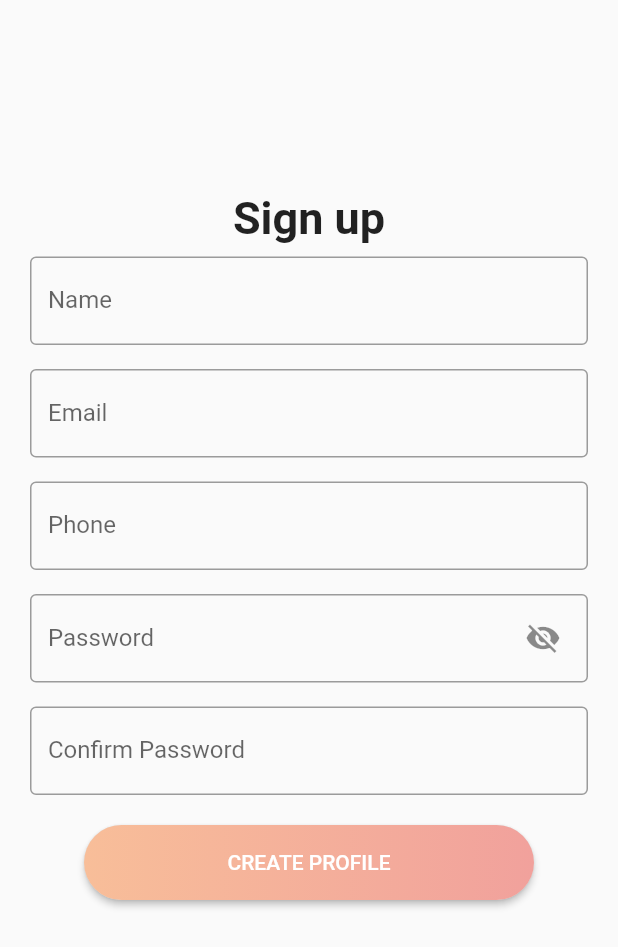
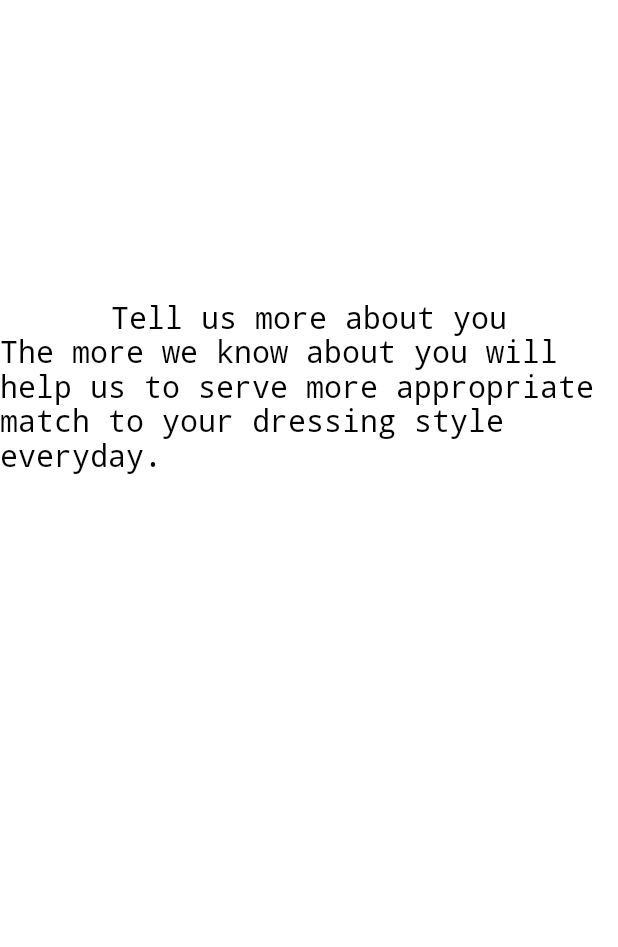
Before and after one commit to MuhammadSaadQadeer/Wardrobe, a Flutter app: the screen it shows after launch, on a phone screen of 412 x 824 dp. Shown: the top 947 px of the screen. Run offline on Flutter 3.47's test engine with Material 2 defaults, Android fonts, the phone set to English and light mode, and no system bars.

Commit message:
wip: implement screen learn more about customer

```diff
--- a/lib/main.dart
+++ b/lib/main.dart
@@ -1,7 +1,5 @@
 import 'package:flutter/material.dart';
-import 'package:wardrobe/screens/landing.dart';
-import 'package:wardrobe/screens/signup.dart';
-import './screens/splash.dart';
+import 'package:wardrobe/screens/more-info.dart';
 
 void main() => runApp(MyApp());
 
@@ -23,7 +21,7 @@ class MyApp extends StatelessWidget {
         // is not restarted.
         primarySwatch: Colors.blue,
       ),
-      home: SignUp(),
+      home: MoreInfo(),
     );
   }
 }
--- /dev/null
+++ b/lib/screens/more-info.dart
@@ -0,0 +1,42 @@
+import 'package:flutter/material.dart';
+
+class MoreInfo extends StatelessWidget {
+  @override
+  Widget build(BuildContext context) {
+    return Center(
+        child: Container(
+            color: Colors.white,
+            child: Container(
+                child: Column(
+                    mainAxisAlignment: MainAxisAlignment.start,
+                    crossAxisAlignment: CrossAxisAlignment.stretch,
+                    children: [
+                  Center(
+                      child: Column(
+                    children: <Widget>[
+                      SizedBox(
+                        height: 200,
+                      ),
+                      Text(
+                        "Tell us more about you",
+                        style: TextStyle(
+                            decoration: TextDecoration.none,
+                            textBaseline: TextBaseline.alphabetic,
+                            fontSize: 20,
+                            color: Colors.black,
+                            fontWeight: FontWeight.normal),
+                      ),
+                      Text(
+                        "The more we know about you will help us to serve more appropriate match to your dressing style everyday.",
+                        style: TextStyle(
+                            decoration: TextDecoration.none,
+                            textBaseline: TextBaseline.alphabetic,
+                            fontSize: 20,
+                            color: Colors.black,
+                            fontWeight: FontWeight.normal),
+                      ),
+                    ],
+                  )),
+                ]))));
+  }
+}
```
